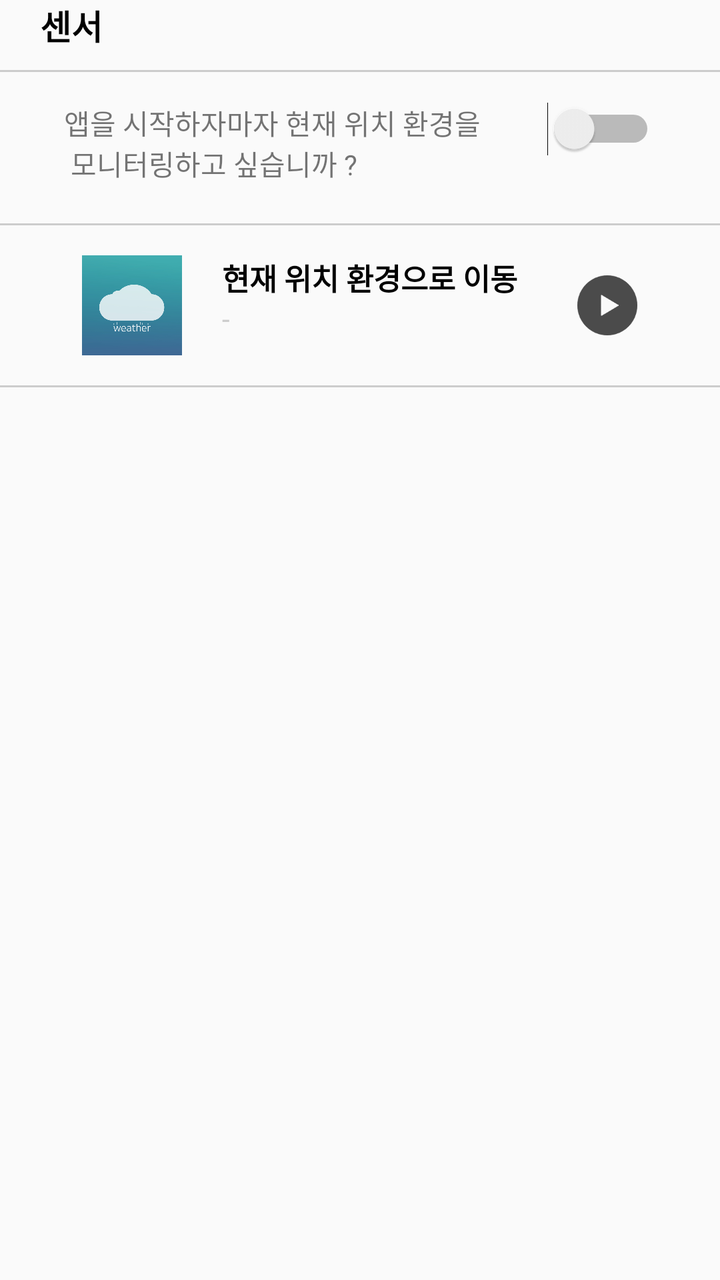
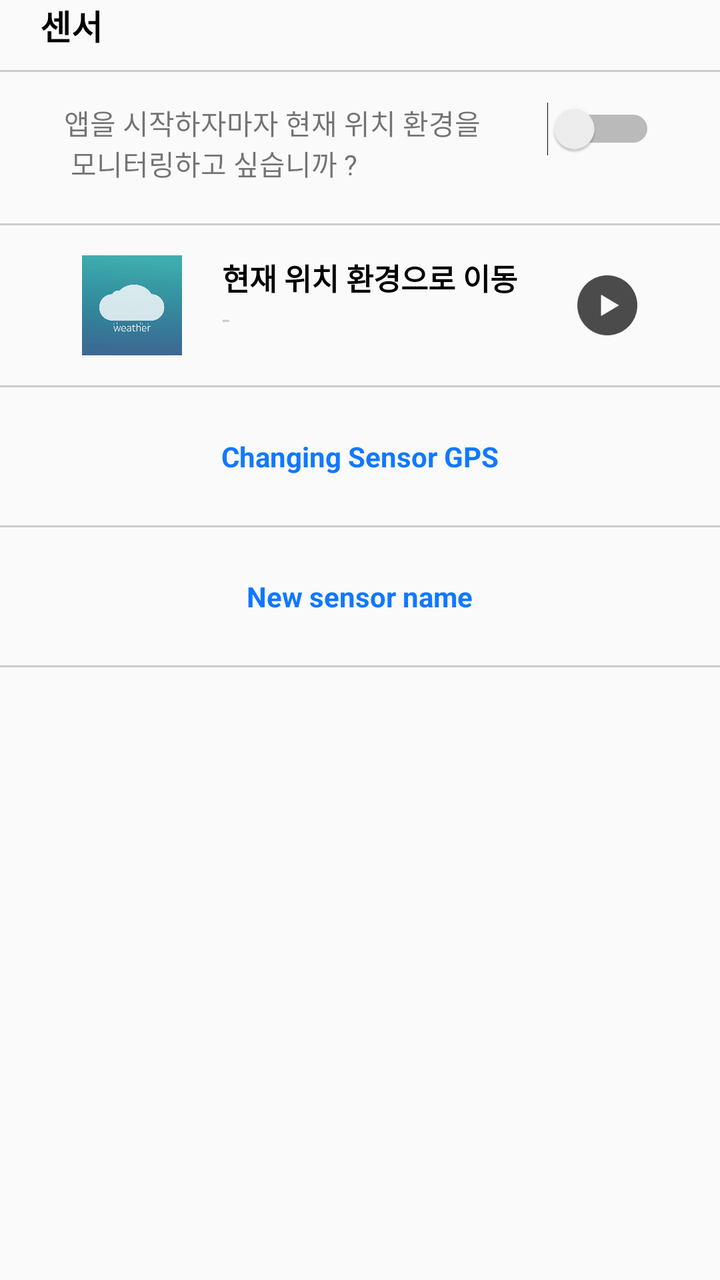

The first picture is an Android layout as it rendered before a commit; the second is the same layout after the commit. The layout source and the unified diff follow.
<!-- AndroidManifest.xml: application theme AppTheme -->
<!-- res/layout/layout_custom_view.xml -->
<?xml version="1.0" encoding="utf-8"?>
<RelativeLayout xmlns:android="http://schemas.android.com/apk/res/android"
    android:layout_width="match_parent"
    android:layout_height="wrap_content"
    android:orientation="vertical">


    <TextView
        android:layout_width="wrap_content"
        android:layout_height="wrap_content"
        android:text="센서"
        android:textSize="17dp"
        android:textStyle="bold"
        android:layout_marginLeft="20dp"
        android:textColor="#000000"
        android:id="@+id/tvTop"/>
    <TextView
        android:layout_width="match_parent"
        android:layout_height="1dp"
        android:background="#cccccc"
        android:id="@+id/tvLine"
        android:layout_marginTop="10dp"
        android:layout_below="@+id/tvTop"/>
    <RelativeLayout
        android:layout_width="wrap_content"
        android:layout_height="wrap_content"
        android:layout_centerHorizontal="true"
        android:layout_below="@+id/tvLine"
        android:id="@+id/rlMid"
        android:layout_marginTop="15dp">
        <TextView
            android:id="@+id/tvSwitch"
            android:layout_width="wrap_content"
            android:layout_height="wrap_content"
            android:text="앱을 시작하자마자 현재 위치 환경을 \n 모니터링하고 싶습니까 ?"
            android:layout_marginBottom="20dp"/>

        <Switch
            android:id="@+id/checkBox"
            android:layout_width="wrap_content"
            android:layout_height="wrap_content"
            android:layout_toRightOf="@+id/tvSwitch"
            android:layout_marginLeft="30dp"/>
    </RelativeLayout>


    <TextView
        android:layout_width="match_parent"
        android:layout_height="1dp"
        android:background="#cccccc"
        android:id="@+id/tvLine2"
        android:layout_below="@+id/rlMid"/>
<RelativeLayout
    android:layout_width="match_parent"
    android:layout_height="wrap_content"
    android:id="@+id/rlBottom"
    android:layout_below="@+id/tvLine2">
    <RelativeLayout
        android:layout_width="wrap_content"
        android:layout_height="wrap_content"
        android:layout_margin="15dp"
        android:layout_centerInParent="true">

        <ImageView
            android:layout_width="50dp"
            android:layout_height="50dp"
            android:id="@+id/iv"
            android:src="@drawable/logo_weather" />

        <TextView
            android:layout_width="wrap_content"
            android:layout_height="wrap_content"
            android:id="@+id/tvBottomTitle"
            android:text="현재 위치 환경으로 이동"
            android:textStyle="bold"
            android:textSize="15dp"
            android:layout_marginLeft="20dp"
            android:textColor="#000000"
            android:layout_toRightOf="@+id/iv"/>
        <TextView
            android:layout_width="wrap_content"
            android:layout_height="wrap_content"
            android:text="-"
            android:textColor="#cccccc"
            android:layout_below="@+id/tvBottomTitle"
            android:layout_toRightOf="@+id/iv"
            android:id="@+id/tvName"
            android:layout_marginLeft="20dp" />

        <ImageView
            android:layout_width="30dp"
            android:layout_height="30dp"
            android:layout_centerVertical="true"
            android:src="@drawable/play_btn"
            android:layout_toRightOf="@+id/tvBottomTitle"
            android:layout_marginLeft="30dp"/>

    </RelativeLayout>


</RelativeLayout>
    <TextView
        android:layout_width="match_parent"
        android:layout_height="1dp"
        android:background="#cccccc"
        android:id="@+id/tvLine3"
        android:layout_below="@+id/rlBottom"/>
</RelativeLayout>
<!-- resources referenced by this layout -->
<resources>
  <!-- drawable logo_weather: jpg bitmap (drawable-v24, 61092 bytes) -->
  <!-- drawable play_btn: png bitmap (drawable-v24, 3160 bytes) -->
  <style name="AppTheme" parent="Theme.AppCompat.Light.DarkActionBar">
          
          <item name="colorPrimary">@color/blueSkiestop</item>
          <item name="colorPrimaryDark">@color/blueSkiestop</item>
          <item name="colorAccent">@color/white</item>
      </style>
  <color name="blueSkiestop">#56CBF2</color>
  <color name="white">#fff</color>
</resources>

<!-- the commit's change to res/layout/layout_custom_view.xml (unified diff, before → after) -->
@@ -105,4 +105,53 @@
         android:background="#cccccc"
         android:id="@+id/tvLine3"
         android:layout_below="@+id/rlBottom"/>
+
+    <RelativeLayout
+        android:layout_width="match_parent"
+        android:layout_height="wrap_content"
+        android:layout_below="@+id/tvLine3"
+        android:id="@+id/rlGPSSetting">
+
+        <TextView
+            android:layout_width="wrap_content"
+            android:layout_height="wrap_content"
+            android:text="@string/text_changing_sensor_gps"
+            android:layout_centerInParent="true"
+            android:layout_marginTop="25dp"
+            android:layout_marginBottom="25dp"
+            android:textStyle="bold"
+            android:textColor="#1178ff"/>
+
+    </RelativeLayout>
+    <TextView
+        android:layout_width="match_parent"
+        android:layout_height="1dp"
+        android:background="#cccccc"
+        android:id="@+id/tvLine4"
+        android:layout_below="@+id/rlGPSSetting"/>
+
+    <RelativeLayout
+        android:layout_width="match_parent"
+        android:layout_height="wrap_content"
+        android:layout_below="@+id/tvLine4"
+        android:id="@+id/rlSetName">
+
+        <TextView
+            android:layout_width="wrap_content"
+            android:layout_height="wrap_content"
+            android:text="@string/text_set_sensor_name"
+            android:layout_centerInParent="true"
+            android:layout_marginTop="25dp"
+            android:layout_marginBottom="25dp"
+            android:textStyle="bold"
+            android:textColor="#1178ff"/>
+
+    </RelativeLayout>
+    <TextView
+        android:layout_width="match_parent"
+        android:layout_height="1dp"
+        android:background="#cccccc"
+        android:id="@+id/tvLine5"
+        android:layout_below="@+id/rlSetName"/>
+
 </RelativeLayout>
<!-- resource entries referenced after the edit -->
@@ -2,13 +2,15 @@
 <resources>
   <!-- drawable logo_weather: jpg bitmap (drawable-v24, 61092 bytes) -->
   <!-- drawable play_btn: png bitmap (drawable-v24, 3160 bytes) -->
+  <string name="text_changing_sensor_gps">Changing Sensor GPS</string>
+  <string name="text_set_sensor_name">New sensor name</string>
   <style name="AppTheme" parent="Theme.AppCompat.Light.DarkActionBar">
           
           <item name="colorPrimary">@color/blueSkiestop</item>
           <item name="colorPrimaryDark">@color/blueSkiestop</item>
-          <item name="colorAccent">@color/white</item>
+          <item name="colorAccent">@color/black</item>
       </style>
   <color name="blueSkiestop">#56CBF2</color>
-  <color name="white">#fff</color>
+  <color name="black">#000</color>
 </resources>
 
